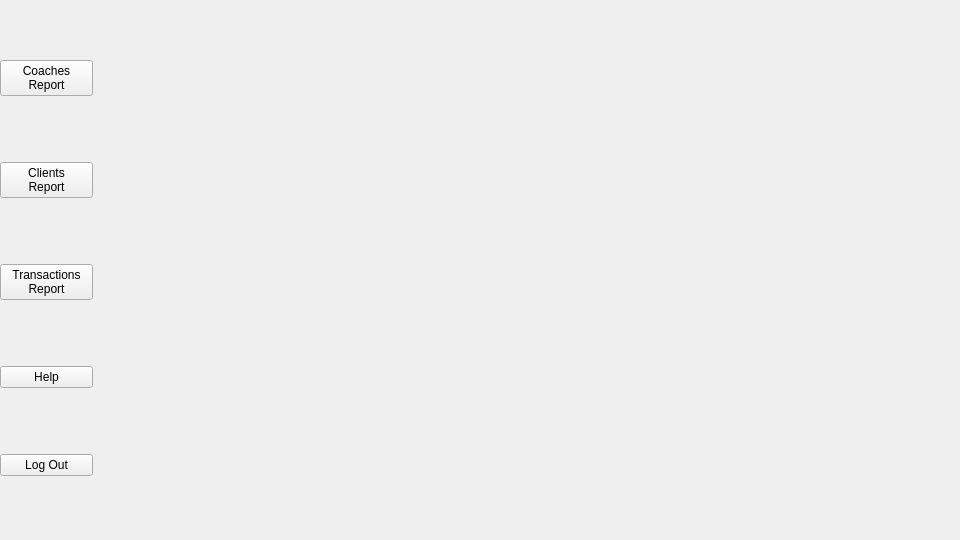
Qt form qt/auditorhome.ui (e-zeks/softeng) before a commit.
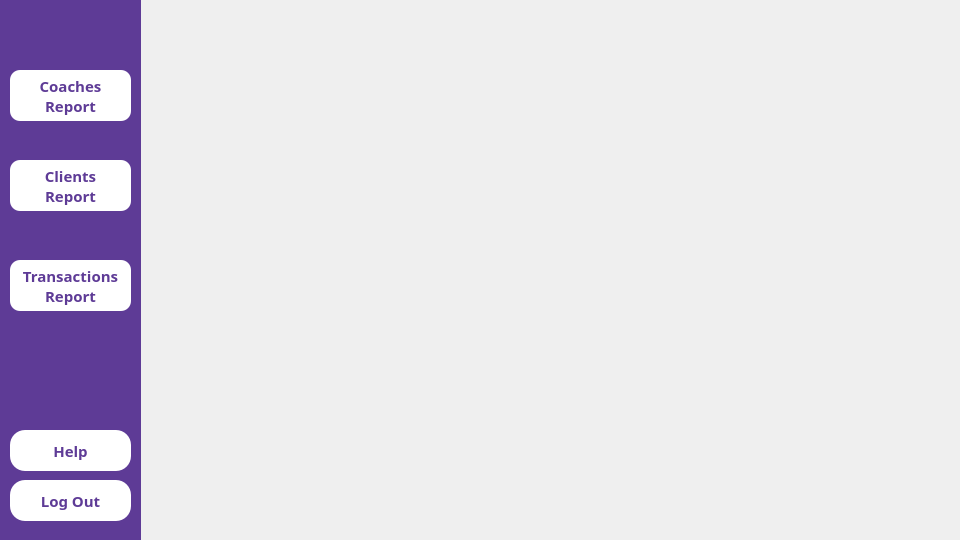
The same form after that commit. Icons and pictures are not drawn.

What changed in the file:
```diff
--- a/qt/auditorhome.ui
+++ b/qt/auditorhome.ui
@@ -14,55 +14,224 @@
    <string>MainWindow</string>
   </property>
   <widget class="QWidget" name="centralwidget">
-   <widget class="QWidget" name="verticalLayoutWidget">
+   <widget class="QLabel" name="logo">
+    <property name="geometry">
+     <rect>
+      <x>240</x>
+      <y>150</y>
+      <width>621</width>
+      <height>171</height>
+     </rect>
+    </property>
+    <property name="font">
+     <font>
+      <family>Arial Black</family>
+      <pointsize>16</pointsize>
+      <bold>true</bold>
+     </font>
+    </property>
+    <property name="styleSheet">
+     <string notr="true">QLabel
+{
+background-url:&quot;C:\Users\JC\Desktop\SOFT ENG\assets\Anytime_Fitness_logo.png&quot;;
+}</string>
+    </property>
+    <property name="text">
+     <string/>
+    </property>
+    <property name="pixmap">
+     <pixmap>../assets/Anytime_Fitness_logo.png</pixmap>
+    </property>
+    <property name="scaledContents">
+     <bool>false</bool>
+    </property>
+    <property name="alignment">
+     <set>Qt::AlignmentFlag::AlignCenter</set>
+    </property>
+    <property name="wordWrap">
+     <bool>false</bool>
+    </property>
+   </widget>
+   <widget class="QLabel" name="BGviolet">
     <property name="geometry">
      <rect>
       <x>0</x>
       <y>0</y>
-      <width>93</width>
+      <width>141</width>
       <height>541</height>
      </rect>
     </property>
-    <layout class="QVBoxLayout" name="verticalLayout">
-     <item>
-      <widget class="QPushButton" name="coaches_report">
-       <property name="text">
-        <string>Coaches
+    <property name="styleSheet">
+     <string notr="true">QLabel
+{
+background: #5e3b96;
+}</string>
+    </property>
+    <property name="text">
+     <string/>
+    </property>
+   </widget>
+   <widget class="QLabel" name="label_12">
+    <property name="geometry">
+     <rect>
+      <x>0</x>
+      <y>10</y>
+      <width>141</width>
+      <height>41</height>
+     </rect>
+    </property>
+    <property name="text">
+     <string/>
+    </property>
+    <property name="pixmap">
+     <pixmap>../logos/logog.jpg</pixmap>
+    </property>
+    <property name="scaledContents">
+     <bool>true</bool>
+    </property>
+   </widget>
+   <widget class="QPushButton" name="coaches_report">
+    <property name="geometry">
+     <rect>
+      <x>10</x>
+      <y>70</y>
+      <width>121</width>
+      <height>51</height>
+     </rect>
+    </property>
+    <property name="font">
+     <font>
+      <family>Arial Black</family>
+      <pointsize>11</pointsize>
+      <bold>true</bold>
+     </font>
+    </property>
+    <property name="styleSheet">
+     <string notr="true">QPushButton
+{
+background-color:white ;
+color:#5e3b96;
+ border-radius:10px;
+}</string>
+    </property>
+    <property name="text">
+     <string>Coaches
 Report</string>
-       </property>
-      </widget>
-     </item>
-     <item>
-      <widget class="QPushButton" name="clients_report">
-       <property name="text">
-        <string>Clients
+    </property>
+   </widget>
+   <widget class="QPushButton" name="clients_report">
+    <property name="geometry">
+     <rect>
+      <x>10</x>
+      <y>160</y>
+      <width>121</width>
+      <height>51</height>
+     </rect>
+    </property>
+    <property name="font">
+     <font>
+      <family>Arial Black</family>
+      <pointsize>11</pointsize>
+      <bold>true</bold>
+     </font>
+    </property>
+    <property name="styleSheet">
+     <string notr="true">QPushButton
+{
+background-color:white ;
+color:#5e3b96;
+ border-radius:10px;
+}</string>
+    </property>
+    <property name="text">
+     <string>Clients
 Report</string>
-       </property>
-      </widget>
-     </item>
-     <item>
-      <widget class="QPushButton" name="transactions_report">
-       <property name="text">
-        <string>Transactions
+    </property>
+   </widget>
+   <widget class="QPushButton" name="transactions_report">
+    <property name="geometry">
+     <rect>
+      <x>10</x>
+      <y>260</y>
+      <width>121</width>
+      <height>51</height>
+     </rect>
+    </property>
+    <property name="font">
+     <font>
+      <family>Arial Black</family>
+      <pointsize>11</pointsize>
+      <bold>true</bold>
+     </font>
+    </property>
+    <property name="styleSheet">
+     <string notr="true">QPushButton
+{
+background-color:white ;
+color:#5e3b96;
+ border-radius:10px;
+}</string>
+    </property>
+    <property name="text">
+     <string>Transactions
 Report</string>
-       </property>
-      </widget>
-     </item>
-     <item>
-      <widget class="QPushButton" name="help">
-       <property name="text">
-        <string>Help</string>
-       </property>
-      </widget>
-     </item>
-     <item>
-      <widget class="QPushButton" name="log_out">
-       <property name="text">
-        <string>Log Out</string>
-       </property>
-      </widget>
-     </item>
-    </layout>
+    </property>
+   </widget>
+   <widget class="QPushButton" name="help">
+    <property name="geometry">
+     <rect>
+      <x>10</x>
+      <y>430</y>
+      <width>121</width>
+      <height>41</height>
+     </rect>
+    </property>
+    <property name="font">
+     <font>
+      <family>Arial Black</family>
+      <pointsize>11</pointsize>
+      <bold>true</bold>
+     </font>
+    </property>
+    <property name="styleSheet">
+     <string notr="true">QPushButton
+{
+background-color:white ;
+color:#5e3b96;
+ border-radius:15px;
+}</string>
+    </property>
+    <property name="text">
+     <string>Help</string>
+    </property>
+   </widget>
+   <widget class="QPushButton" name="log_out">
+    <property name="geometry">
+     <rect>
+      <x>10</x>
+      <y>480</y>
+      <width>121</width>
+      <height>41</height>
+     </rect>
+    </property>
+    <property name="font">
+     <font>
+      <family>Arial Black</family>
+      <pointsize>11</pointsize>
+      <bold>true</bold>
+     </font>
+    </property>
+    <property name="styleSheet">
+     <string notr="true">QPushButton
+{
+background-color:white ;
+color:#5e3b96;
+ border-radius:15px;
+}</string>
+    </property>
+    <property name="text">
+     <string>Log Out</string>
+    </property>
    </widget>
   </widget>
  </widget>
```
